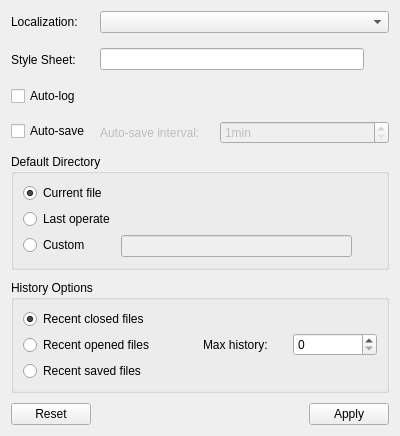
miRoox/Multiple-Document-Editor, file libs/mdewidget/generalsettingswidget.ui: the form before one commit.
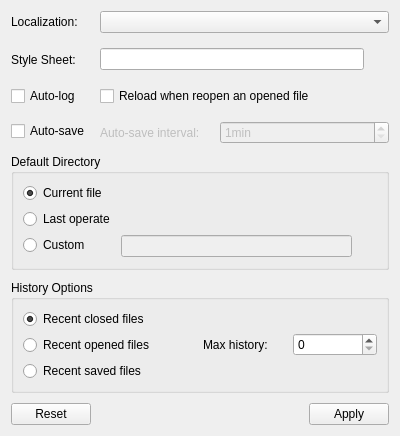
The form after the commit. Icons and pictures are not drawn.

The edit to the form file:
```diff
--- a/libs/mdewidget/generalsettingswidget.ui
+++ b/libs/mdewidget/generalsettingswidget.ui
@@ -114,6 +114,13 @@
        </item>
       </layout>
      </item>
+     <item row="2" column="1">
+      <widget class="QCheckBox" name="reloadCheckBox">
+       <property name="text">
+        <string>Reload when reopen an opened file</string>
+       </property>
+      </widget>
+     </item>
     </layout>
    </item>
    <item>
```
